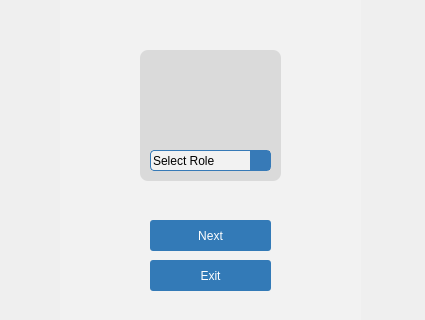
Before: the Qt Designer form mainwindow.ui in leothii/ASES, drawn with Qt 5; both pictures show x 0 to 425 and y 250 to 570 of the 425 by 800 pixel window.
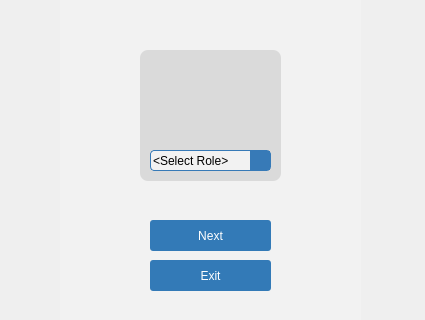
After: the same form once the commit is applied. Icons and pictures are not drawn.

Diff of the .ui file:
```diff
--- a/mainwindow.ui
+++ b/mainwindow.ui
@@ -588,9 +588,12 @@
 }
 </string>
       </property>
+      <property name="placeholderText">
+       <string>&lt;Select&gt;</string>
+      </property>
       <item>
        <property name="text">
-        <string comment="Select Role">Select Role</string>
+        <string comment="Select Role">&lt;Select Role&gt;</string>
        </property>
       </item>
       <item>
```
